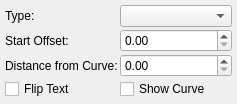
Qt form scribus/ui/propertywidget_pathtextbase.ui (nitramr/scribus-indigo) before a commit.
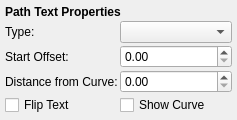
The same form after that commit. Custom widgets are drawn as their Qt base class.

```diff
--- a/scribus/ui/propertywidget_pathtextbase.ui
+++ b/scribus/ui/propertywidget_pathtextbase.ui
@@ -7,14 +7,14 @@
     <x>0</x>
     <y>0</y>
     <width>237</width>
-    <height>104</height>
+    <height>120</height>
    </rect>
   </property>
   <property name="windowTitle">
    <string>Frame</string>
   </property>
   <property name="frameShape">
-   <enum>QFrame::Box</enum>
+   <enum>QFrame::NoFrame</enum>
   </property>
   <property name="frameShadow">
    <enum>QFrame::Plain</enum>
@@ -38,47 +38,60 @@
    <property name="spacing">
     <number>2</number>
    </property>
-   <item row="0" column="0">
-    <widget class="QLabel" name="pathTextTypeLabel">
-     <property name="text">
-      <string>Type:</string>
-     </property>
-    </widget>
-   </item>
-   <item row="0" column="1">
-    <widget class="ScComboBox" name="pathTextType"/>
-   </item>
-   <item row="1" column="0">
+   <item row="2" column="0">
     <widget class="QLabel" name="startOffsetLabel">
      <property name="text">
       <string>Start Offset:</string>
      </property>
     </widget>
    </item>
-   <item row="1" column="1">
-    <widget class="ScrSpinBox" name="startOffset"/>
-   </item>
-   <item row="2" column="0">
-    <widget class="QLabel" name="distFromCurveLabel">
+   <item row="4" column="1">
+    <widget class="QCheckBox" name="showCurveCheckBox">
      <property name="text">
-      <string>Distance from Curve:</string>
+      <string>Show Curve</string>
      </property>
     </widget>
    </item>
-   <item row="2" column="1">
+   <item row="3" column="1">
     <widget class="ScrSpinBox" name="distFromCurve"/>
    </item>
    <item row="3" column="0">
+    <widget class="QLabel" name="distFromCurveLabel">
+     <property name="text">
+      <string>Distance from Curve:</string>
+     </property>
+    </widget>
+   </item>
+   <item row="4" column="0">
     <widget class="QCheckBox" name="flippedPathText">
      <property name="text">
       <string>Flip Text</string>
      </property>
     </widget>
    </item>
-   <item row="3" column="1">
-    <widget class="QCheckBox" name="showCurveCheckBox">
+   <item row="1" column="0">
+    <widget class="QLabel" name="pathTextTypeLabel">
      <property name="text">
-      <string>Show Curve</string>
+      <string>Type:</string>
+     </property>
+    </widget>
+   </item>
+   <item row="2" column="1">
+    <widget class="ScrSpinBox" name="startOffset"/>
+   </item>
+   <item row="1" column="1">
+    <widget class="ScComboBox" name="pathTextType"/>
+   </item>
+   <item row="0" column="0" colspan="2">
+    <widget class="QLabel" name="lblTitle">
+     <property name="font">
+      <font>
+       <weight>75</weight>
+       <bold>true</bold>
+      </font>
+     </property>
+     <property name="text">
+      <string>Path Text Properties</string>
      </property>
     </widget>
    </item>
```
